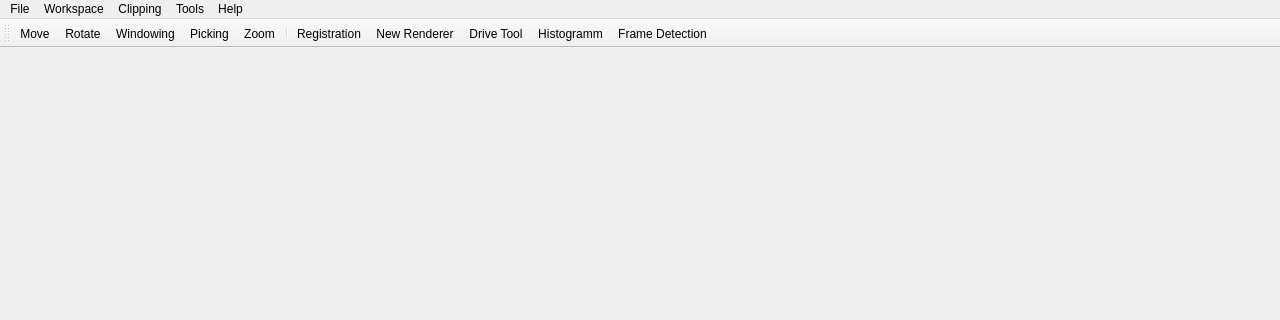
The window that dev/BrainVis/mainwindow.ui (waschkbaer/BrainVis) describes before a commit, drawn with Qt 5; both pictures show x 0 to 1280 and y 0 to 320 of the 1280 by 800 pixel window.
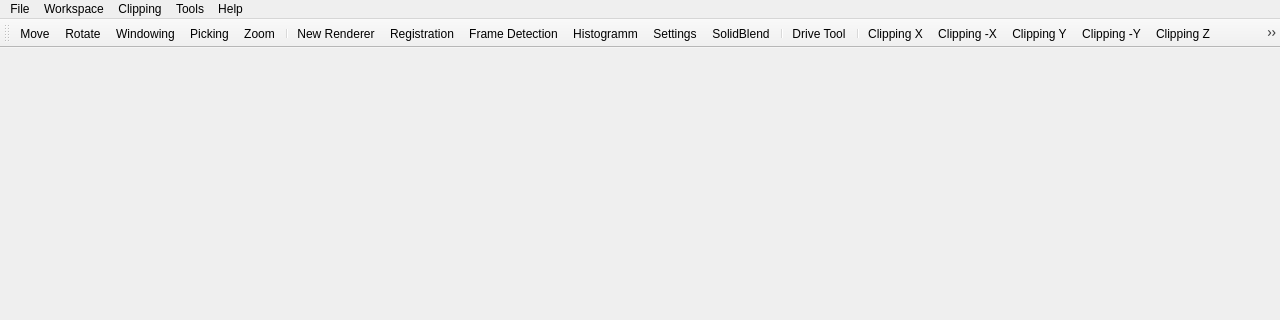
The same window after the commit. Icons and pictures are not drawn.

```diff
--- a/dev/BrainVis/mainwindow.ui
+++ b/dev/BrainVis/mainwindow.ui
@@ -119,11 +119,22 @@
    <addaction name="actionPicking"/>
    <addaction name="actionZoom"/>
    <addaction name="separator"/>
-   <addaction name="actionRegistration"/>
    <addaction name="actionNewRenderer"/>
-   <addaction name="actionDrive_Tool"/>
-   <addaction name="actionHistogramm"/>
+   <addaction name="actionRegistration"/>
    <addaction name="actionFrame_Detection"/>
+   <addaction name="actionHistogramm"/>
+   <addaction name="actionRenderSettings"/>
+   <addaction name="actionSolidBlend"/>
+   <addaction name="separator"/>
+   <addaction name="actionDrive_Tool"/>
+   <addaction name="separator"/>
+   <addaction name="actionClipping_X"/>
+   <addaction name="actionClipping_X_minus"/>
+   <addaction name="actionClipping_Y"/>
+   <addaction name="actionClipping_Y_minus"/>
+   <addaction name="actionClipping_Z"/>
+   <addaction name="actionClipping_Z_minus"/>
+   <addaction name="actionCubicCut"/>
   </widget>
   <action name="actionAdd_RenderWidget">
    <property name="text">
@@ -341,6 +352,111 @@
     <string>Ctrl+Alt+F</string>
    </property>
   </action>
+  <action name="actionClipping_X">
+   <property name="icon">
+    <iconset>
+     <normaloff>Buttons/xp.png</normaloff>Buttons/xp.png</iconset>
+   </property>
+   <property name="text">
+    <string>Clipping X</string>
+   </property>
+   <property name="toolTip">
+    <string>clips the X axis</string>
+   </property>
+  </action>
+  <action name="actionClipping_X_minus">
+   <property name="icon">
+    <iconset>
+     <normaloff>Buttons/xm.png</normaloff>Buttons/xm.png</iconset>
+   </property>
+   <property name="text">
+    <string>Clipping -X</string>
+   </property>
+   <property name="toolTip">
+    <string>clips the negative X axis</string>
+   </property>
+  </action>
+  <action name="actionClipping_Y">
+   <property name="icon">
+    <iconset>
+     <normaloff>Buttons/yp.png</normaloff>Buttons/yp.png</iconset>
+   </property>
+   <property name="text">
+    <string>Clipping Y</string>
+   </property>
+   <property name="toolTip">
+    <string>clips the Y axis</string>
+   </property>
+  </action>
+  <action name="actionClipping_Y_minus">
+   <property name="icon">
+    <iconset>
+     <normaloff>Buttons/ym.png</normaloff>Buttons/ym.png</iconset>
+   </property>
+   <property name="text">
+    <string>Clipping -Y</string>
+   </property>
+   <property name="toolTip">
+    <string>clips the negative Y axis</string>
+   </property>
+  </action>
+  <action name="actionClipping_Z">
+   <property name="icon">
+    <iconset>
+     <normaloff>Buttons/zp.png</normaloff>Buttons/zp.png</iconset>
+   </property>
+   <property name="text">
+    <string>Clipping Z</string>
+   </property>
+   <property name="toolTip">
+    <string>clips the Z axis</string>
+   </property>
+  </action>
+  <action name="actionClipping_Z_minus">
+   <property name="icon">
+    <iconset>
+     <normaloff>Buttons/zm.png</normaloff>Buttons/zm.png</iconset>
+   </property>
+   <property name="text">
+    <string>Clipping -Z</string>
+   </property>
+   <property name="toolTip">
+    <string>clips the negative Z axis</string>
+   </property>
+  </action>
+  <action name="actionCubicCut">
+   <property name="icon">
+    <iconset>
+     <normaloff>Buttons/cubic.png</normaloff>Buttons/cubic.png</iconset>
+   </property>
+   <property name="text">
+    <string>CubicCut</string>
+   </property>
+   <property name="toolTip">
+    <string>uses the cubic cut technique</string>
+   </property>
+  </action>
+  <action name="actionRenderSettings">
+   <property name="icon">
+    <iconset>
+     <normaloff>Buttons/settings.png</normaloff>Buttons/settings.png</iconset>
+   </property>
+   <property name="text">
+    <string>Settings</string>
+   </property>
+   <property name="toolTip">
+    <string>change some renderingoptions</string>
+   </property>
+  </action>
+  <action name="actionSolidBlend">
+   <property name="icon">
+    <iconset>
+     <normaloff>Buttons/solid.png</normaloff>Buttons/solid.png</iconset>
+   </property>
+   <property name="text">
+    <string>SolidBlend</string>
+   </property>
+  </action>
  </widget>
  <layoutdefault spacing="6" margin="11"/>
  <resources/>
```
